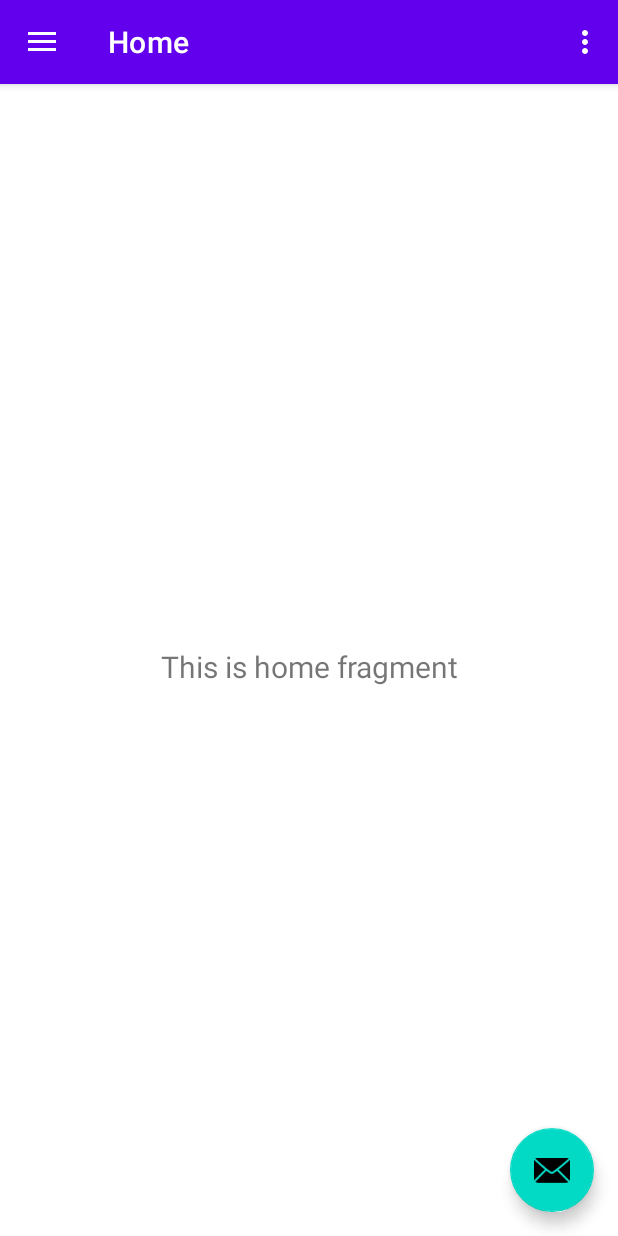
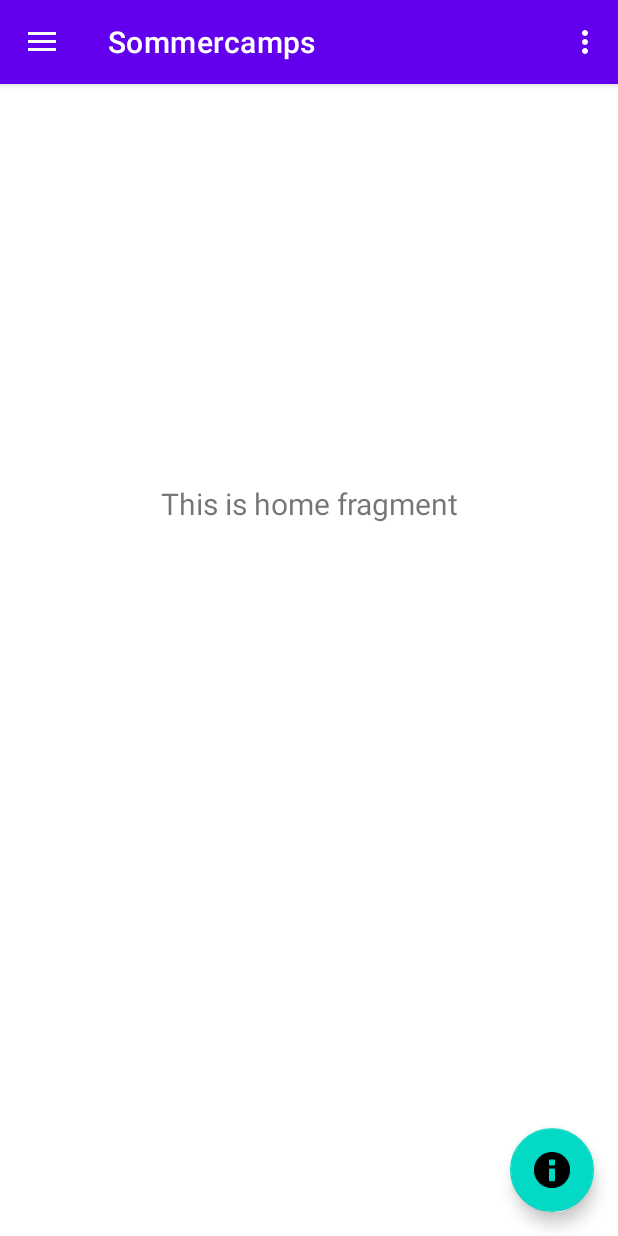
Before and after one commit to jeppard/mesh-hackathon, an Android app: the screen it shows after launch (MainActivity), on a phone screen of 412 x 824 dp. Run offline under Robolectric (Android 15) with nearby library versions, the phone set to English and light mode, and no system bars; our stand-ins replace navigation-ui.

Commit message:
updated activity

```diff
--- a/app/src/main/res/layout/app_bar_main.xml
+++ b/app/src/main/res/layout/app_bar_main.xml
@@ -29,6 +29,7 @@
         android:layout_gravity="bottom|end"
         android:layout_marginEnd="@dimen/fab_margin"
         android:layout_marginBottom="16dp"
-        app:srcCompat="@android:drawable/ic_dialog_email" />
+        app:srcCompat="@android:drawable/ic_dialog_info"
+        android:contentDescription="@string/todo" />
 
 </androidx.coordinatorlayout.widget.CoordinatorLayout>
--- a/app/src/main/res/layout/fragment_home.xml
+++ b/app/src/main/res/layout/fragment_home.xml
@@ -6,6 +6,7 @@
     android:layout_height="match_parent"
     tools:context=".ui.home.HomeFragment">
 
+
     <TextView
         android:id="@+id/text_home"
         android:layout_width="match_parent"
@@ -13,10 +14,14 @@
         android:layout_marginStart="8dp"
         android:layout_marginTop="8dp"
         android:layout_marginEnd="8dp"
+        android:text="@string/wann_wo_wer"
         android:textAlignment="center"
         android:textSize="20sp"
         app:layout_constraintBottom_toBottomOf="parent"
         app:layout_constraintEnd_toEndOf="parent"
+        app:layout_constraintHorizontal_bias="0.0"
         app:layout_constraintStart_toStartOf="parent"
-        app:layout_constraintTop_toTopOf="parent" />
+        app:layout_constraintTop_toTopOf="parent"
+        app:layout_constraintVertical_bias="0.352" />
+
 </androidx.constraintlayout.widget.ConstraintLayout>
--- a/app/src/main/res/layout/fragment_slideshow.xml
+++ b/app/src/main/res/layout/fragment_slideshow.xml
@@ -13,10 +13,14 @@
         android:layout_marginStart="8dp"
         android:layout_marginTop="8dp"
         android:layout_marginEnd="8dp"
+        android:text="@string/sonstiges"
         android:textAlignment="center"
         android:textSize="20sp"
         app:layout_constraintBottom_toBottomOf="parent"
         app:layout_constraintEnd_toEndOf="parent"
+        app:layout_constraintHorizontal_bias="1.0"
         app:layout_constraintStart_toStartOf="parent"
-        app:layout_constraintTop_toTopOf="parent" />
+        app:layout_constraintTop_toTopOf="parent"
+        app:layout_constraintVertical_bias="0.307" />
+
 </androidx.constraintlayout.widget.ConstraintLayout>
--- a/app/src/main/res/menu/activity_main_drawer.xml
+++ b/app/src/main/res/menu/activity_main_drawer.xml
@@ -6,15 +6,15 @@
     <group android:checkableBehavior="single">
         <item
             android:id="@+id/nav_home"
-            android:icon="@drawable/ic_menu_camera"
-            android:title="@string/menu_home" />
+            android:icon="@android:drawable/ic_dialog_map"
+            android:title="@string/menu_summercamp" />
         <item
             android:id="@+id/nav_gallery"
-            android:icon="@drawable/ic_menu_gallery"
-            android:title="@string/menu_gallery" />
+            android:icon="@android:drawable/ic_menu_myplaces"
+            android:title="@string/menu_meetingpoint" />
         <item
             android:id="@+id/nav_slideshow"
-            android:icon="@drawable/ic_menu_slideshow"
+            android:icon="@android:drawable/ic_dialog_info"
             android:title="@string/menu_slideshow" />
     </group>
 </menu>
--- a/app/src/main/res/navigation/mobile_navigation.xml
+++ b/app/src/main/res/navigation/mobile_navigation.xml
@@ -8,13 +8,13 @@
     <fragment
         android:id="@+id/nav_home"
         android:name="com.example.meetup.ui.home.HomeFragment"
-        android:label="@string/menu_home"
+        android:label="@string/menu_summercamp"
         tools:layout="@layout/fragment_home" />
 
     <fragment
         android:id="@+id/nav_gallery"
         android:name="com.example.meetup.ui.gallery.GalleryFragment"
-        android:label="@string/menu_gallery"
+        android:label="@string/menu_meetingpoint"
         tools:layout="@layout/fragment_gallery" />
 
     <fragment
--- a/app/src/main/res/values/strings.xml
+++ b/app/src/main/res/values/strings.xml
@@ -2,12 +2,17 @@
     <string name="app_name">MeetUp</string>
     <string name="navigation_drawer_open">Open navigation drawer</string>
     <string name="navigation_drawer_close">Close navigation drawer</string>
-    <string name="nav_header_title">Android Studio</string>
-    <string name="nav_header_subtitle">android.studio@android.com</string>
+    <string name="nav_header_title">User Name</string>
+    <string name="nav_header_subtitle">user.name@gmail.com</string>
     <string name="nav_header_desc">Navigation header</string>
     <string name="action_settings">Settings</string>
 
-    <string name="menu_home">Home</string>
-    <string name="menu_gallery">Gallery</string>
-    <string name="menu_slideshow">Slideshow</string>
+    <string name="menu_summercamp">Sommercamps</string>
+    <string name="menu_meetingpoint">JugendTreff</string>
+    <string name="menu_slideshow">Sonstiges</string>
+    <string name="sommercamps">Sommercamps</string>
+    <string name="jugendtreffpunkte">JugendTreffpunkte</string>
+    <string name="wann_wo_wer">Wann? Wo? Wer?</string>
+    <string name="sonstiges">sonstiges</string>
+    <string name="todo">TODO</string>
 </resources>
```
Also changed, not shown: app/src/main/res/layout/fragment_gallery.xml (+7 -2 lines).
